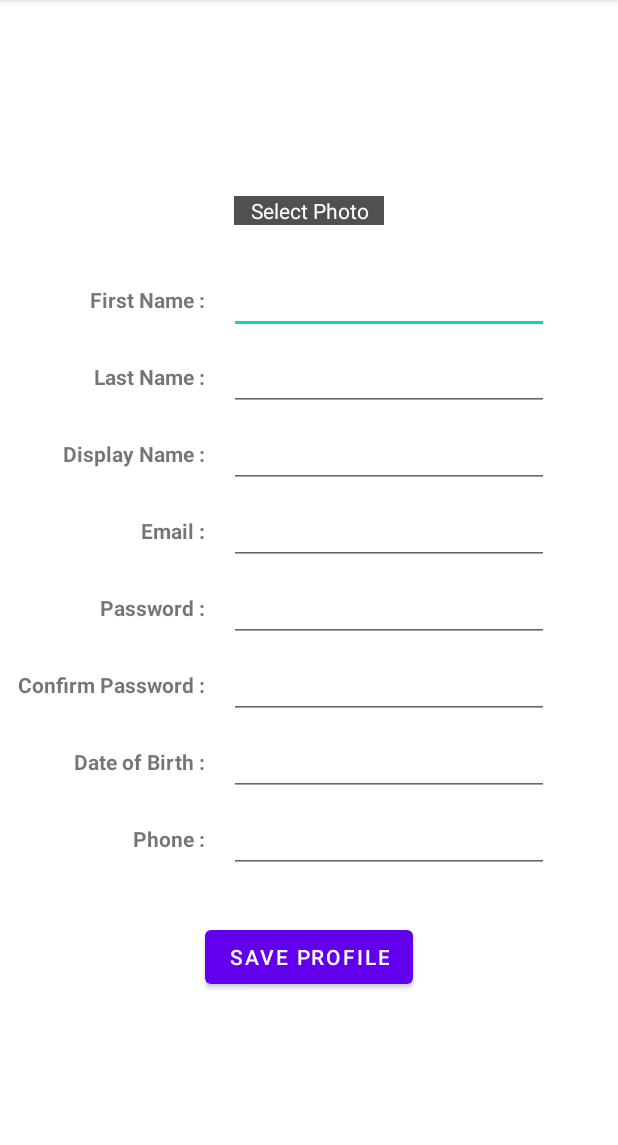
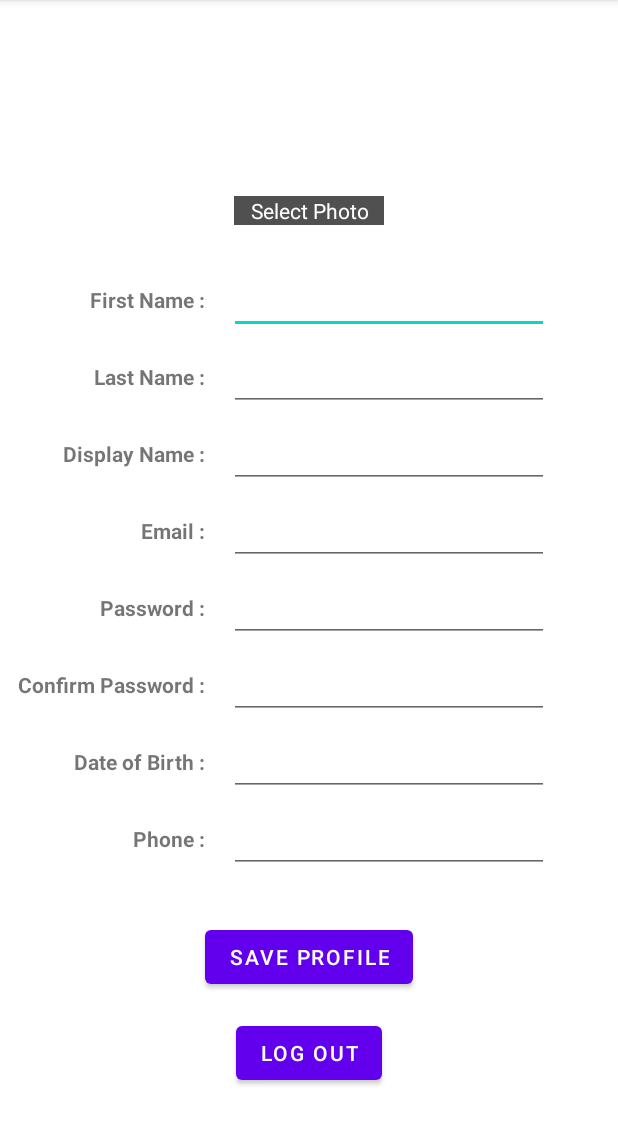
Before and after one commit to tanvimagdum/Android-App-GeoJournal, an Android app: the ProfileActivity screen opened directly, with no data from a screen before it, on a phone screen of 412 x 824 dp, the part 84-1229 px from its top. Run offline under Robolectric (Android 15) with nearby library versions, the phone set to English and light mode, and no system bars.

Commit message:
commit log out

```diff
--- a/app/src/main/res/layout/activity_profile.xml
+++ b/app/src/main/res/layout/activity_profile.xml
@@ -207,4 +207,14 @@
         app:layout_constraintStart_toStartOf="parent"
         app:layout_constraintTop_toBottomOf="@+id/txtProfilePhone" />
 
+    <Button
+        android:id="@+id/btnLogout"
+        android:layout_width="wrap_content"
+        android:layout_height="wrap_content"
+        android:layout_marginTop="16dp"
+        android:text="@string/btnLogout"
+        app:layout_constraintEnd_toEndOf="@+id/btnProfileSave"
+        app:layout_constraintStart_toStartOf="@+id/btnProfileSave"
+        app:layout_constraintTop_toBottomOf="@+id/btnProfileSave" />
+
 </androidx.constraintlayout.widget.ConstraintLayout>
--- a/app/src/main/res/values/strings.xml
+++ b/app/src/main/res/values/strings.xml
@@ -63,5 +63,6 @@
     <string name="btnUploadRTExit">Back to Home</string>
     <string name="prof">My Profile</string>
     <string name="add_loc">Add Location</string>
+    <string name="btnLogout">Log Out</string>
 
 </resources>
```
